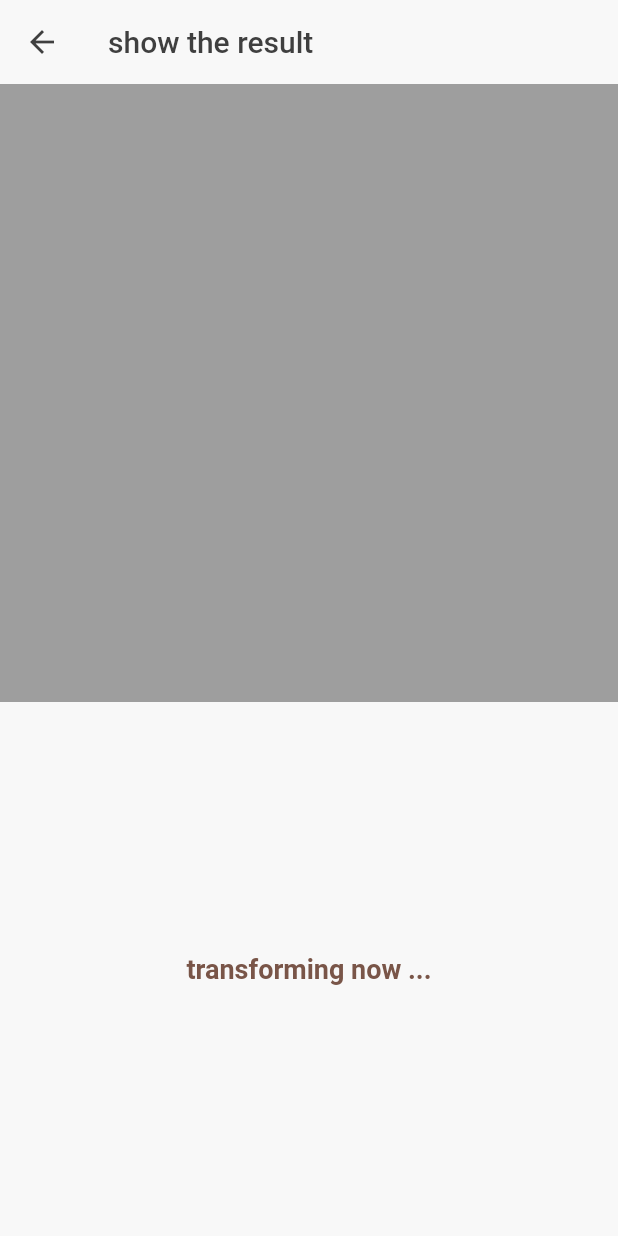
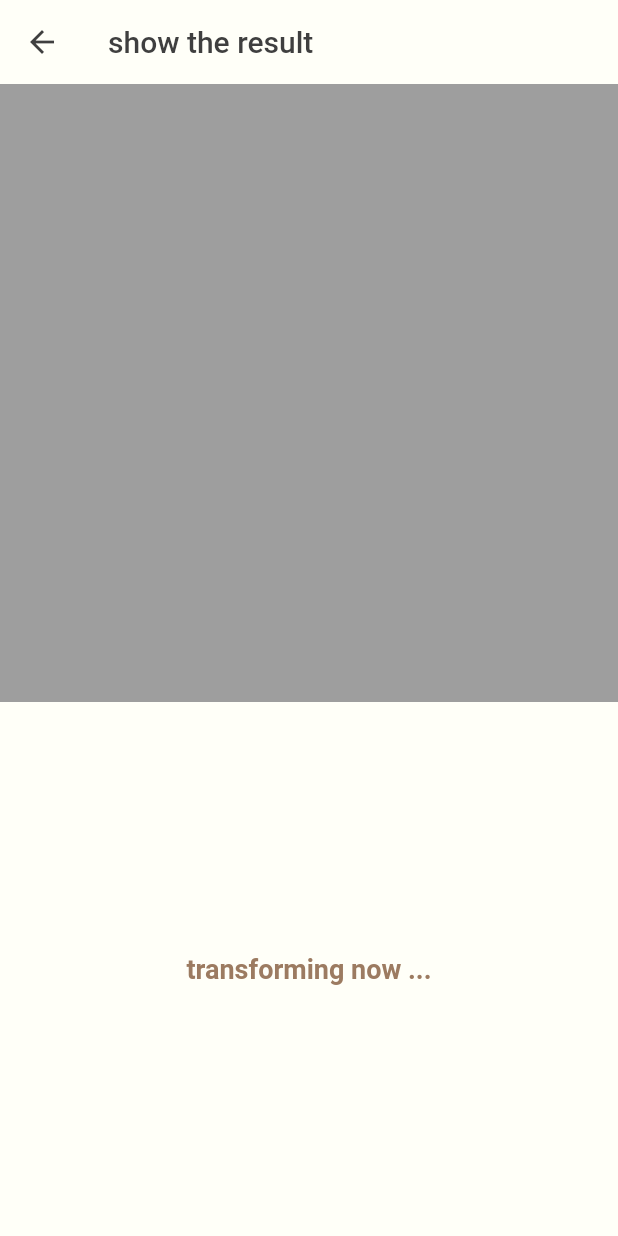
Before and after one commit to ryu38/ChimpanMee, a Flutter app: the PreviewScreen screen opened directly with empty values, on a phone screen of 412 x 824 dp. Run offline on Flutter 3.47's test engine with Material 2 defaults, Android fonts, the light colour scheme and no system bars; our stand-ins replace camera, flutter_riverpod, fluttertoast, freezed_annotation, gallery_saver, permission_handler and 1 more; missing offline and left inert: crop_your_image, flutter_exif_rotation, flutter_ml_image_transformation, photo_manager; generated files the repository leaves out were written again.

Commit message:
define light theme

```diff
--- a/lib/Color.dart
+++ /dev/null
@@ -1,19 +0,0 @@
-import 'package:flutter/material.dart';
-
-class AppColors {
-
-  const AppColors._();
-
-  static Color get white => const Color(0xffffffff);
-  static Color get backWhite => const Color(0xfff8f8f8);
-
-  static Color get black => const Color(0xff000000);
-  static Color get brightBlack => const Color(0xff3f3f3f);
-
-  static Color get coffee => const Color(0xff977966);
-  static Color get milkCoffee => const Color(0xffF7ECE4);
-  // static Color get brown => const Color(0xff785037);
-
-  static Color get banana => const Color(0xffFFE400);
-  static Color get milkBanana => const Color(0xffF6F1D7);
-}
--- /dev/null
+++ b/lib/theme/theme.dart
@@ -0,0 +1,65 @@
+import 'package:chimpanmee/theme/color.dart';
+import 'package:flutter/material.dart';
+import 'package:flutter/services.dart';
+
+final lightTheme = ThemeData(
+  brightness: Brightness.light,
+  primarySwatch: Colors.brown,
+  primaryColor: AppColors.coffee,
+  primaryColorDark: Colors.brown,
+  scaffoldBackgroundColor: AppColors.milkBanana,
+  appBarTheme: const AppBarTheme(
+    systemOverlayStyle: SystemUiOverlayStyle(
+      statusBarColor: AppColors.milkBanana,
+      statusBarBrightness: Brightness.light, //IOS
+      statusBarIconBrightness: Brightness.dark, //Android
+    ),
+    backgroundColor: AppColors.milkBanana,
+    foregroundColor: AppColors.brightBlack,
+    elevation: 0,
+  ),
+  floatingActionButtonTheme: const FloatingActionButtonThemeData(
+    backgroundColor: AppColors.coffee,
+    elevation: 0,
+  ),
+  bottomAppBarTheme: const BottomAppBarTheme(
+    color: AppColors.banana,
+    elevation: 0,
+    shape: CircularNotchedRectangle(),
+  ),
+  elevatedButtonTheme: ElevatedButtonThemeData(
+      style: ElevatedButton.styleFrom(
+    primary: AppColors.coffee,
+  )),
+  textButtonTheme: TextButtonThemeData(
+      style: TextButton.styleFrom(
+    primary: AppColors.coffee,
+  )),
+);
+
+final darkTheme = lightTheme.copyWith(
+  brightness: Brightness.dark,
+);
+
+extension ColorSchemeExt on ColorScheme {
+  Color get secondaryButtonPrimary => _setColor(
+    light: AppColors.milkCoffee,
+  );
+  Color get secondaryButtonText => _setColor(
+    light: Colors.brown,
+  );
+
+  Color get navButtonColor => _setColor(
+    light: Colors.brown,
+  );
+
+  Color _setColor({
+    required Color light,
+    Color? dark,
+  }) =>
+      dark == null
+          ? light
+          : brightness == Brightness.light
+              ? light
+              : dark;
+}
--- a/lib/ui/loading_screen.dart
+++ b/lib/ui/loading_screen.dart
@@ -1,4 +1,4 @@
-import 'package:chimpanmee/color.dart';
+import 'package:chimpanmee/theme/color.dart';
 import 'package:flutter/material.dart';
 
 class LoadingScreen extends StatelessWidget {
@@ -13,7 +13,7 @@ class LoadingScreen extends StatelessWidget {
         child: Text(
           'ChimpanMee',
           style: TextStyle(
-            color: AppColors.coffee,
+            color: Theme.of(context).primaryColor,
             fontWeight: FontWeight.w700,
             fontSize: 24,
           ),
```
Also changed, not shown: lib/main.dart (+8 -30 lines), lib/theme/color.dart (added, +14 -0 lines), lib/ui/home/home.dart (+6 -4 lines), lib/ui/home/preview/preview.dart (+25 -15 lines), lib/ui/home/web/web.dart (+5 -3 lines).
